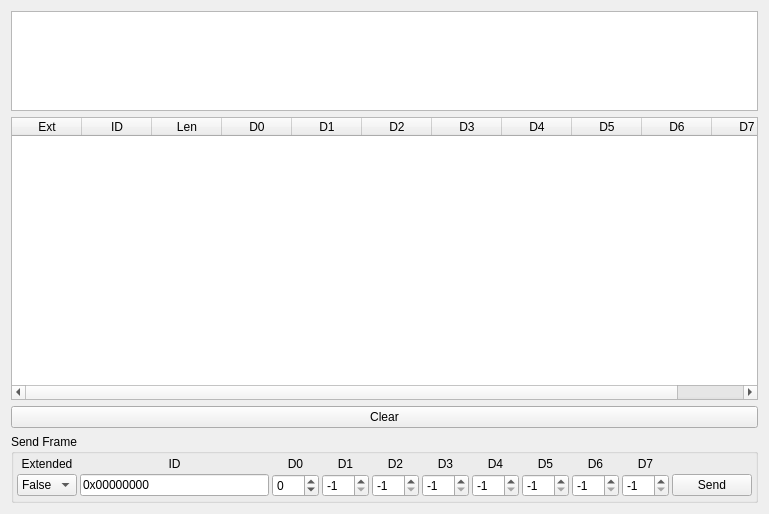
The window that pages/pagecananalyzer.ui (vedderb/vesc_tool) describes before a commit, drawn with Qt 5.
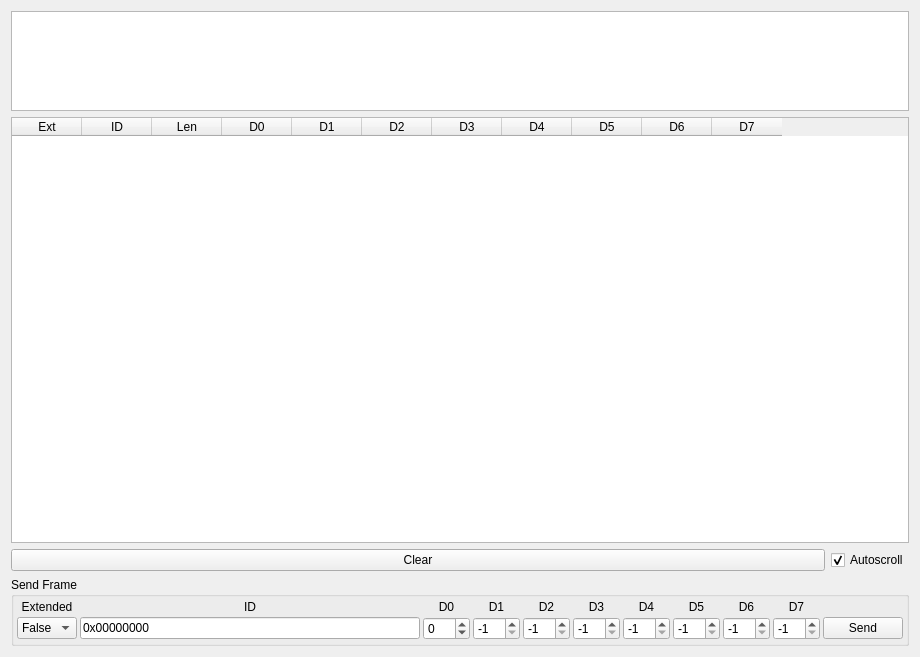
The same window after the commit. Icons and pictures are not drawn. Custom widgets are drawn as their Qt base class.

Commit message: Renamed HD to HD60, added autoscroll option to can analyzer, added option to export all generated source files at once in parametereditor

```diff
--- a/pages/pagecananalyzer.ui
+++ b/pages/pagecananalyzer.ui
@@ -6,8 +6,8 @@
    <rect>
     <x>0</x>
     <y>0</y>
-    <width>769</width>
-    <height>514</height>
+    <width>920</width>
+    <height>657</height>
    </rect>
   </property>
   <property name="windowTitle">
@@ -90,7 +90,15 @@
     </widget>
    </item>
    <item>
+    <layout class="QHBoxLayout" name="horizontalLayout">
+     <item>
     <widget class="QPushButton" name="clearRxButton">
+       <property name="sizePolicy">
+        <sizepolicy hsizetype="MinimumExpanding" vsizetype="Fixed">
+         <horstretch>0</horstretch>
+         <verstretch>0</verstretch>
+        </sizepolicy>
+       </property>
      <property name="text">
       <string>Clear</string>
      </property>
@@ -99,6 +107,18 @@
        <normaloff>:/res/icons/Delete-96.png</normaloff>:/res/icons/Delete-96.png</iconset>
      </property>
     </widget>
+     </item>
+     <item>
+      <widget class="QCheckBox" name="autoScrollBox">
+       <property name="text">
+        <string>Autoscroll</string>
+       </property>
+       <property name="checked">
+        <bool>true</bool>
+       </property>
+      </widget>
+     </item>
+    </layout>
    </item>
    <item>
     <widget class="QGroupBox" name="groupBox">
```
Lines whose indentation alone changed are shown as unchanged. The commit also changes 11 other files.
